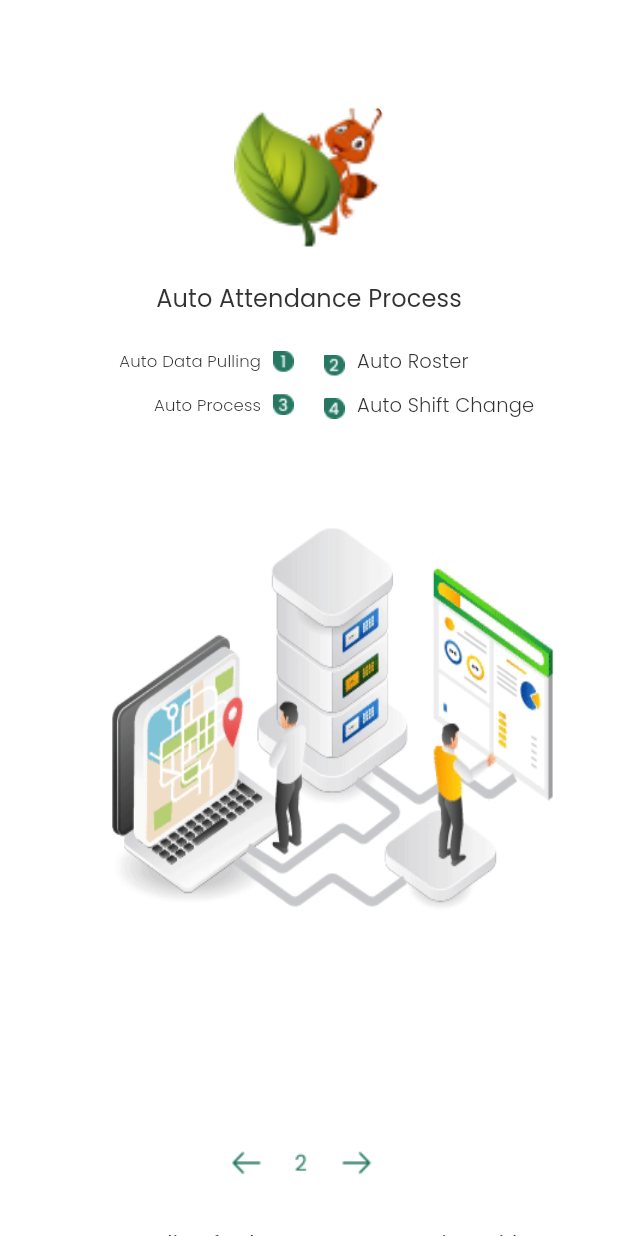
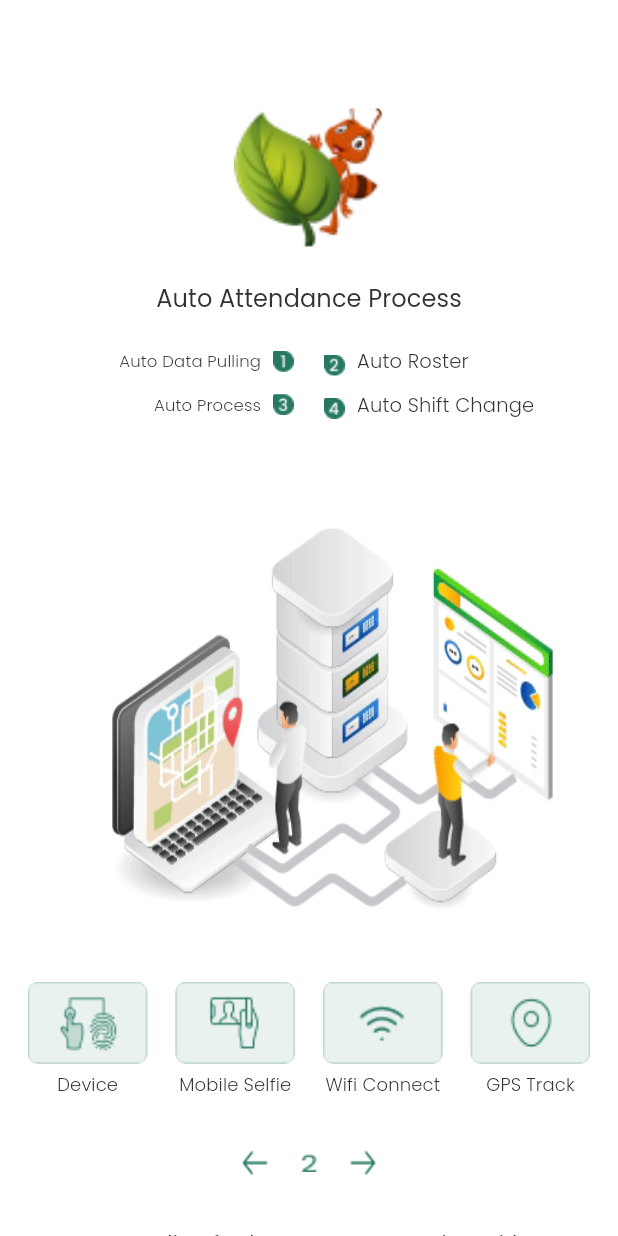
Before and after one commit to jibika52/jibika_plexus, a Flutter app: the screen it shows after launch, on a phone screen of 412 x 824 dp. Run offline on Flutter 3.47's test engine with Material 3 defaults, Android fonts, the phone set to English and light mode, and no system bars; our stand-ins replace google_fonts.

Commit message:
spalsh screen 2 done

```diff
--- a/lib/View/SplashScreen/splash_screen2.dart
+++ b/lib/View/SplashScreen/splash_screen2.dart
@@ -52,7 +52,7 @@ alignment: Alignment.center,
                 children: [
                   Container(
                     height: 500,
-                      width: 400,
+                      width: 500,
                       alignment: Alignment.center,
                       child: Image.asset("Assets/Gif/second_splashcsreen.gif",height: 300,width: 400,fit: BoxFit.fill,)),
                   Positioned(
@@ -87,8 +87,48 @@ alignment: Alignment.center,
                     left: 0,
                     right: 0,
                     child: Row(
+                      mainAxisAlignment: MainAxisAlignment.spaceEvenly,
                       children: [
-                    //     CustomImageSction(height: height, width: width, radius: radius, image: image)
+                         Container(
+                           width: 80,
+                           child: Column(
+                             children: [
+                               CustomImageSction(height: 55, width: 80, radius: 7, image: "Assets/Icons/fingerprint.png"),
+                               SizedBox(height: 5,),
+                               CustomText(fontSize: 12, fontWeight: FontWeight.w300, text: "Device", letterSpacing: 0.1)
+                             ],
+                           ),
+                         ),
+                         Container(
+                           width: 80,
+                           child: Column(
+                             children: [
+                               CustomImageSction(height: 55, width: 80, radius: 7, image: "Assets/Icons/mobileselfe.png"),
+                               SizedBox(height: 5,),
+                               CustomText(fontSize: 12, fontWeight: FontWeight.w300, text: "Mobile Selfie", letterSpacing: 0.1)
+                             ],
+                           ),
+                         ),
+                         Container(
+                           width: 80,
+                           child: Column(
+                             children: [
+                               CustomImageSction(height: 55, width: 80, radius: 7, image: "Assets/Icons/wificonnect.png"),
+                               SizedBox(height: 5,),
+                               CustomText(fontSize: 12, fontWeight: FontWeight.w300, text: "Wifi Connect", letterSpacing: 0.1)
+                             ],
+                           ),
+                         ),
+                         Container(
+                           width: 80,
+                           child: Column(
+                             children: [
+                               CustomImageSction(height: 55, width: 80, radius: 7, image: "Assets/Icons/gprstrackng.png"),
+                               SizedBox(height: 5,),
+                               CustomText(fontSize: 12, fontWeight: FontWeight.w300, text: "GPS Track", letterSpacing: 0.1)
+                             ],
+                           ),
+                         ),
                       ],
                     ),
                   ),
@@ -103,16 +143,30 @@ alignment: Alignment.center,
                   height: 30,
                   width: double.infinity,
                   alignment: Alignment.center,
-                  child: Padding(
-                    padding: const EdgeInsets.only(left: 20.0, right: 30),
-                    child: Center(
-                        child: CustomImageSction(
-                            height: 25,
-                            width: double.infinity,
-                            radius: 1,
-                            image:
-                                "Assets/buttonIcon/second_direction_splash_button.png")),
-                  )),
+                  // child: Padding(
+                  //   padding: const EdgeInsets.only(left: 20.0, right: 30),
+                  //   child: Center(
+                  //       child: CustomImageSction(
+                  //           height: 25,
+                  //           width: double.infinity,
+                  //           radius: 1,
+                  //           image:
+                  //               "Assets/buttonIcon/second_direction_splash_button.png")),
+                  // )
+                child: Row(
+                  mainAxisAlignment: MainAxisAlignment.center,
+                  children: [
+                    CustomImageSction(height: 27, width: 22, radius: 1, image: "Assets/Icons/arrowleft.png"),
+                    SizedBox(width: 20,),
+                    CustomImageSction(height: 12, width: 10, radius: 1, image: "Assets/Icons/count2.png"),
+                    SizedBox(width: 20,),
+                    CustomImageSction(height: 27, width: 22, radius: 1, image: "Assets/Icons/arrowright.png"),
+                  ],
+                ),
+
+
+
+              ),
               SizedBox(
                 height: c_h * 0.035,
               ),
```
